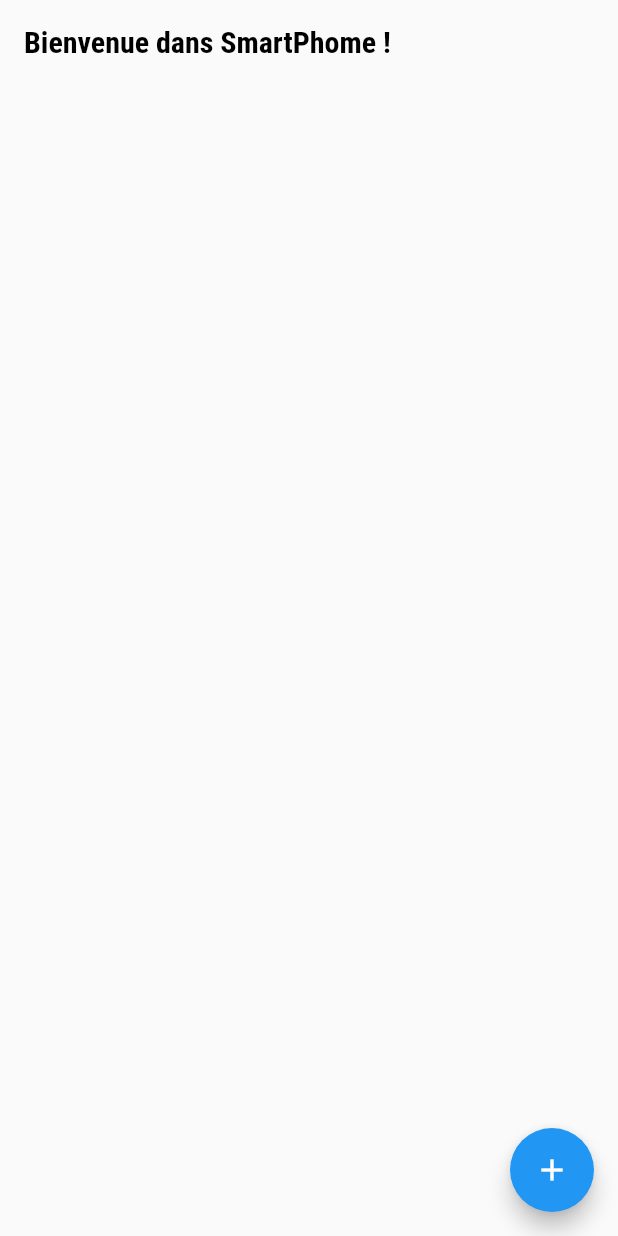
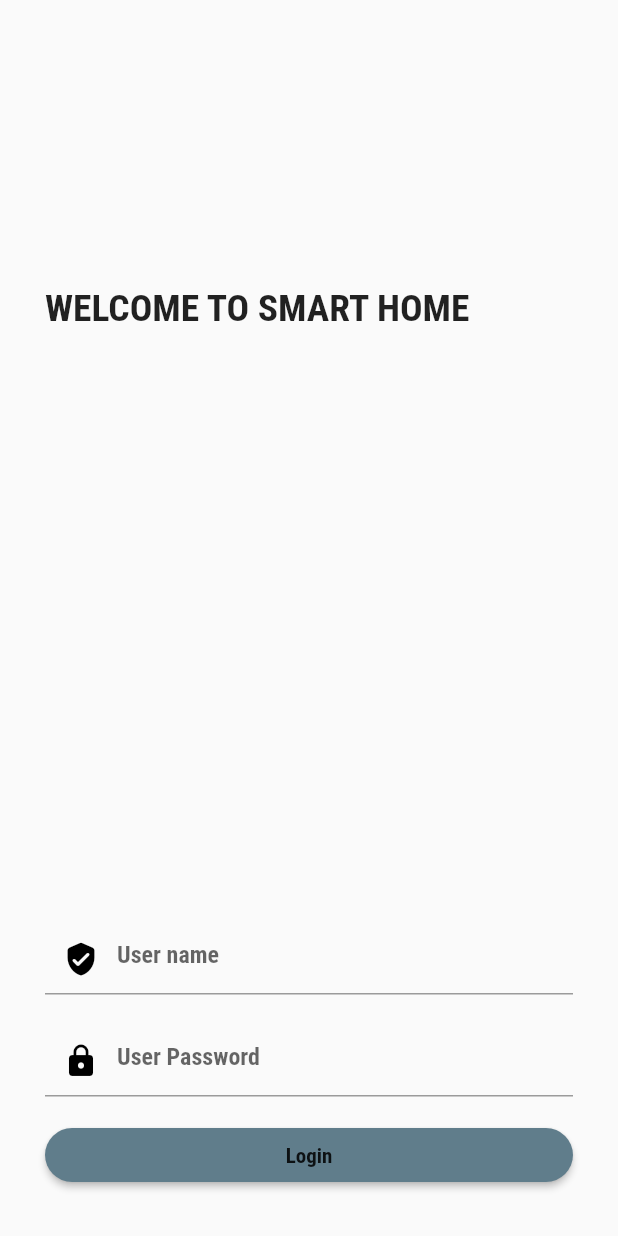
Before and after one commit to Elias-djebbour/SmartPhome, a Flutter app: the screen it shows after launch, on a phone screen of 412 x 824 dp. Run offline on Flutter 3.47's test engine with Material 2 defaults, Android fonts, the phone set to English and light mode, and no system bars; our stand-ins replace cloud_firestore, firebase_core; accounts and stored records are empty.

Commit message:
ajout de la page d'aautentification

```diff
--- a/app/lib/app.dart
+++ b/app/lib/app.dart
@@ -1,5 +1,6 @@
 import 'package:flutter/material.dart';
 import 'package:app/pages/home_page.dart';
+import 'package:app/pages/auth_page.dart';
 
 class SmartHomeApp extends StatelessWidget {
   const SmartHomeApp({super.key});
@@ -12,7 +13,7 @@
       theme: ThemeData(
         primarySwatch: Colors.blue,
       ),
-      home: const HomePage(),
+      home: const Authentification_page(),
     );
   }
 }
--- /dev/null
+++ b/app/lib/pages/auth_page.dart
@@ -0,0 +1,230 @@
+  import 'package:flutter/material.dart';
+  import 'package:app/pages/home_page.dart';
+
+  class Authentification_page extends StatelessWidget {
+  const Authentification_page({Key? key});
+
+  @override
+  Widget build(BuildContext context) {
+  return Scaffold(body: Login());
+  }
+  }
+
+  class Login extends StatefulWidget {
+  const Login({Key? key});
+
+  @override
+  State<Login> createState() => _LoginState();
+  }
+
+  class _LoginState extends State<Login> {
+  void navigateToNextPage() {
+  Navigator.push(
+  context,
+  MaterialPageRoute(builder: (context) => HomePage()),
+  );
+  }
+
+  @override
+  Widget build(BuildContext context) {
+  return Padding(
+  padding: const EdgeInsets.all(30),
+  child: Stack(
+  children: [
+  Column(
+  mainAxisAlignment: MainAxisAlignment.center,
+  crossAxisAlignment: CrossAxisAlignment.center,
+  children: [
+  const Text(
+  "WELCOME TO SMART HOME",
+  style: TextStyle(
+  color: Colors.black87,
+  fontSize: 25,
+  height: -10,
+  fontWeight: FontWeight.bold,
+  ),
+  ),
+  ],
+  ),
+  Column(
+  mainAxisAlignment: MainAxisAlignment.end,
+  children: [
+  const TextField(
+  keyboardType: TextInputType.name,
+  decoration: InputDecoration(
+  hintText: "User name",
+  prefixIcon: Icon(Icons.verified_user_rounded, color: Colors.black),
+  ),
+  ),
+  const SizedBox(
+  height:20,
+  ),
+  const TextField(
+  obscureText: true,
+  keyboardType: TextInputType.name,
+  decoration: InputDecoration(
+  hintText: "User Password",
+  prefixIcon: Icon(Icons.lock, color: Colors.black),
+  ),
+  ),
+  const SizedBox(
+  height: 15,
+  ),
+  Container(
+  width: double.infinity,
+  child: RawMaterialButton(
+  fillColor: Colors.blueGrey,
+  shape: RoundedRectangleBorder(
+  borderRadius: BorderRadius.circular(20)
+  ),
+  onPressed: () {
+  navigateToNextPage();
+  },
+  child: Text("Login"),
+  ),
+  ),
+  ],
+  ),
+  ],
+  ),
+  );
+  }
+  }
+
+  class AnotherPage extends StatelessWidget {
+  @override
+  Widget build(BuildContext context) {
+  return Scaffold(
+  appBar: AppBar(
+  title: Text('Another Page'),
+  ),
+  body: Center(
+  child: Text('This is another page'),
+  ),
+  );
+  }
+  }
+
+
+
+
+
+
+
+
+
+
+
+
+
+
+
+
+
+
+
+
+
+
+
+
+
+
+
+
+
+
+
+
+
+// import 'package:flutter/material.dart';
+// //import 'package:google_fonts/google_fonts.dart';
+// import 'package:flutter/cupertino.dart';
+
+// class Authentification_page extends StatefulWidget {
+//   const Authentification_page({super.key});
+
+//   @override
+//   State<Authentification_page> createState() => _Authentification_pageState();
+// }
+
+// class _Authentification_pageState extends State<Authentification_page> {
+//   @override
+//   Widget build(BuildContext context) {
+//     return Scaffold(body: Login());
+//   }
+// }
+
+// class Login extends StatefulWidget {
+//   const Login({super.key});
+
+//   @override
+//   State<Login> createState() => _LoginState();
+// }
+
+// class _LoginState extends State<Login> {
+//   @override
+//   Widget build(BuildContext context) {
+//     return Padding(
+//       padding: const EdgeInsets.all(30),
+
+//       child: Stack(
+//         children: [
+//           Column(
+
+//             mainAxisAlignment: MainAxisAlignment.center,
+//             crossAxisAlignment: CrossAxisAlignment.center,
+//             children: [
+//               const Text(
+//                 "WELCOME TO SMART HOME",
+//                 style: TextStyle(
+//                   color: Colors.black87,
+//                   fontSize: 25,
+//                   height: -10,
+//                   fontWeight: FontWeight.bold,
+//                 ),
+//               ),
+//             ]
+//           ),
+//           Column(
+//             mainAxisAlignment: MainAxisAlignment.end,
+//             children: [
+//               const TextField(
+//                 keyboardType: TextInputType.name,
+//                 decoration: const InputDecoration(
+//                   hintText: "User name",
+//                   prefixIcon: Icon(Icons.verified_user_rounded, color: Colors.black),
+//                 ),
+//               ),
+//               const SizedBox(
+//                 height:20,
+//               ),
+//               const TextField(
+//                 obscureText: true,
+//                 keyboardType: TextInputType.name,
+//                 decoration: const InputDecoration(
+//                   hintText: "User Password",
+//                   prefixIcon: Icon(Icons.lock, color: Colors.black),
+//                 ),
+//               ),
+//               const SizedBox(
+//                 height: 15,
+//               ),
+//               Container(
+//                 width: double.infinity,
+//                 child: RawMaterialButton(
+//                   fillColor: Colors.blueGrey,
+//                   shape: RoundedRectangleBorder(
+//                     borderRadius: BorderRadius.circular(20)
+//                   ),
+//                   onPressed: () {},
+//                   child: Text("Login"),
+//                 )
+//               )
+//             ],
+//           )
+//         ],
+//       ),
+//     );
+//   }
+// }
```
